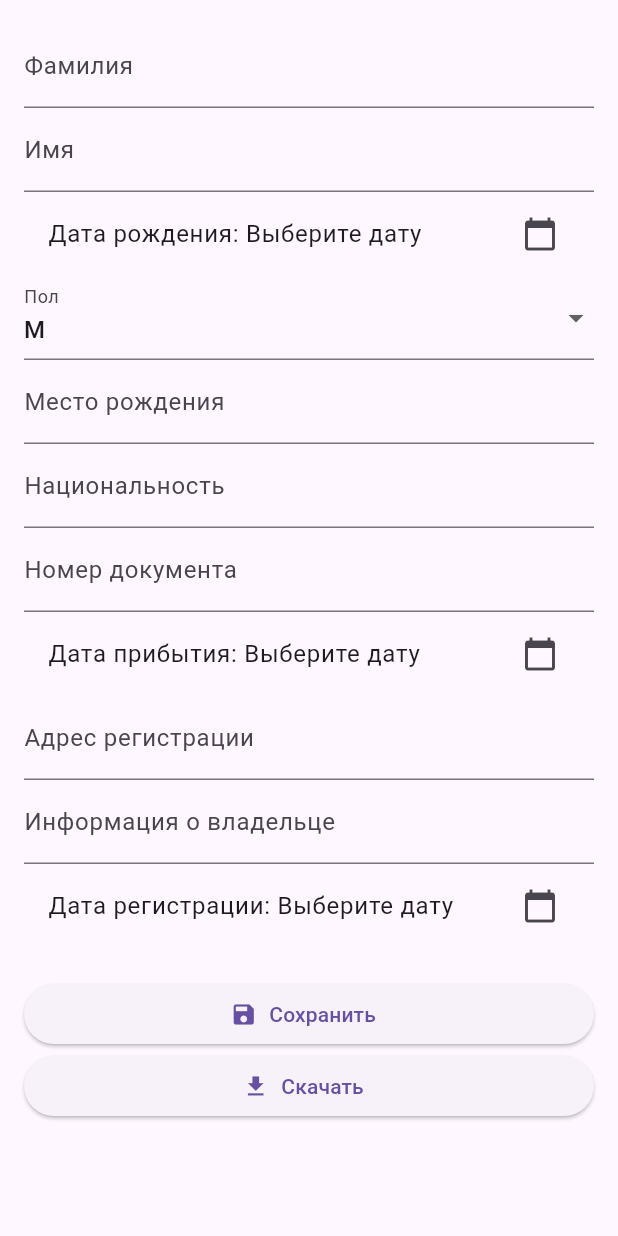
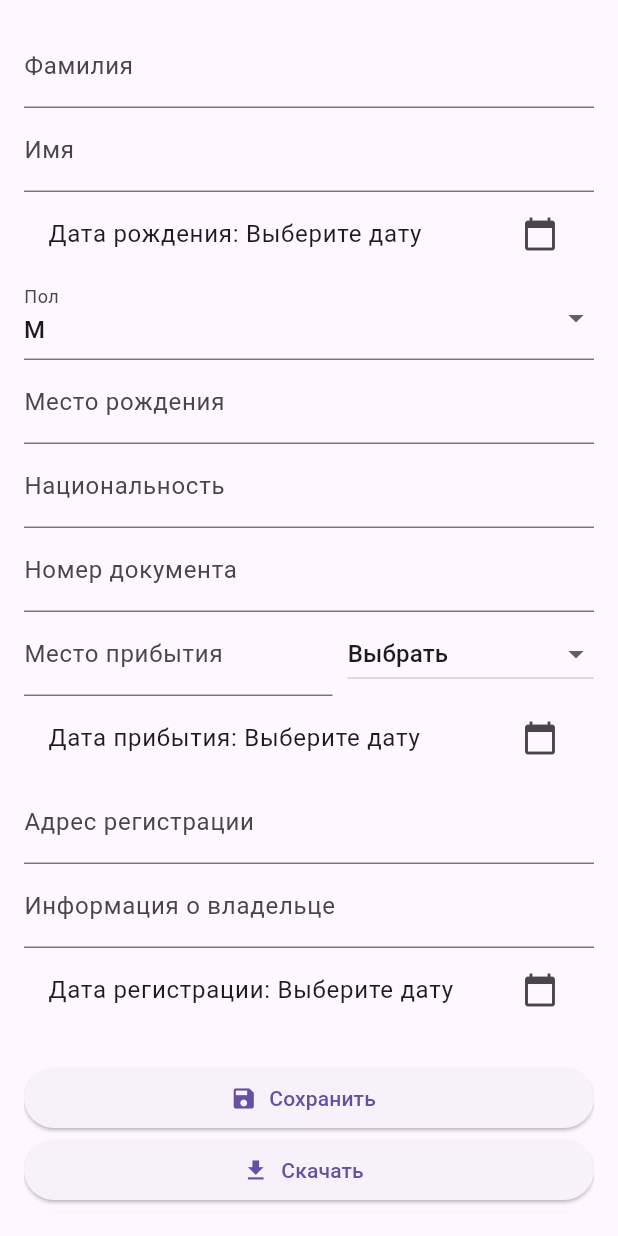
Before and after one commit to ialakey/srbguide, a Flutter app: the InformationForm screen opened directly, on a phone screen of 412 x 824 dp. Run offline on Flutter 3.47's test engine with Material 3 defaults, Android fonts, the light colour scheme and no system bars; our stand-ins replace open_file, share, shared_preferences, webview_flutter; missing offline and left inert: add_2_calendar, docx_template; accounts and stored records are empty.

Commit message:
add send and arrival place

```diff
--- a/lib/screens/calculator.dart
+++ b/lib/screens/calculator.dart
@@ -192,8 +192,8 @@ class _VisaFreeCalculatorState extends State<VisaFreeCalculator> {
   Event createCalendarEvent(DateTime noticeDate) {
     return Event(
       title: 'Визаран',
-      description: 'Нужно сделать визаран',
-      location: 'Flutter app',
+      description: 'Нужно сделать визаран до $exitDate',
+      location: 'Serbia guide',
       startDate: noticeDate,
       endDate: noticeDate.add(const Duration(hours: 1)),
       allDay: false,
--- a/lib/screens/white_cardboard.dart
+++ b/lib/screens/white_cardboard.dart
@@ -1,10 +1,12 @@
 import 'dart:io';
 
 import 'package:flutter/material.dart';
+import 'package:intl/intl.dart';
 import 'package:open_file/open_file.dart';
 import 'package:path_provider/path_provider.dart';
 import 'package:docx_template/docx_template.dart';
 import 'package:flutter/services.dart' show ByteData, Uint8List, rootBundle;
+import 'package:share/share.dart';
 import 'package:shared_preferences/shared_preferences.dart';
 import 'package:srbguide/utils/snackbar_utils.dart';
 
@@ -22,6 +24,7 @@ class _InformationFormState extends State<InformationForm> {
   final TextEditingController _documentNumberController = TextEditingController();
   final TextEditingController _addressController = TextEditingController();
   final TextEditingController _ownerInfoController = TextEditingController();
+  final TextEditingController _placeArrivalController = TextEditingController();
 
   DateTime? _dateOfBirth;
   DateTime? _arrivalDate;
@@ -29,6 +32,44 @@ class _InformationFormState extends State<InformationForm> {
 
   String _gender = 'M';
   List<String> _genderOptions = ['M', 'Ž'];
+  String _selectedValue = 'Выбрать';
+  List<String> locations = [
+    'Выбрать',
+    'Badovinci',
+    'Banatski Brestovac',
+    'Bačka Palanka',
+    'Bačka Petrovac',
+    'Bački Vinogradi',
+    'Bajmok',
+    'Bezdan',
+    'Bogovadja',
+    'Bolevec',
+    'Bosilegrad',
+    'Brodarevo',
+    'Bratunac',
+    'Budimpešta',
+    'Dimitrovgrad',
+    'Djala',
+    'Dobrinci',
+    'Đeneral Janković',
+    'Gostun',
+    'Ključ',
+    'Kopaonik',
+    'Kosjerić',
+    'Kosovo Polje',
+    'Novi Sad',
+    'Priboj',
+    'Sremska Raća',
+    'Surčin',
+    'Thermopile',
+    'Vrnjci',
+    'Vatin',
+    'Vlaole',
+    'Žabljak',
+    'Zagubica',
+    'Zaječar',
+    'Zrenjanin',
+    ];
 
   @override
   void initState() {
@@ -49,6 +90,7 @@ class _InformationFormState extends State<InformationForm> {
     String? dateOfBirthString = prefs.getString('dateOfBirth');
     String? arrivalDateString = prefs.getString('arrivalDate');
     String? registrationDateString = prefs.getString('registrationDate');
+    String? placeArrival = prefs.getString('placeArrival');
 
     if (surname != null) {
       setState(() {
@@ -100,6 +142,11 @@ class _InformationFormState extends State<InformationForm> {
         _registrationDate = DateTime.parse(registrationDateString);
       });
     }
+    if (placeArrival != null) {
+      setState(() {
+        _placeArrivalController.text = placeArrival;
+      });
+    }
   }
 
   _saveData() async {
@@ -111,6 +158,7 @@ class _InformationFormState extends State<InformationForm> {
     await prefs.setString('documentNumber', _documentNumberController.text);
     await prefs.setString('address', _addressController.text);
     await prefs.setString('ownerInfo', _ownerInfoController.text);
+    await prefs.setString('placeArrival', _placeArrivalController.text);
     if (_dateOfBirth != null) {
       await prefs.setString('dateOfBirth', _dateOfBirth!.toIso8601String());
     }
@@ -190,6 +238,8 @@ class _InformationFormState extends State<InformationForm> {
               TextFormField(
                 controller: _placeOfBirthController,
                 decoration: InputDecoration(labelText: 'Место рождения'),
+                maxLines: null,
+                keyboardType: TextInputType.multiline,
               ),
               TextFormField(
                 controller: _nationalityController,
@@ -199,6 +249,36 @@ class _InformationFormState extends State<InformationForm> {
                 keyboardType: TextInputType.number,
                 controller: _documentNumberController,
                 decoration: InputDecoration(labelText: 'Номер документа'),
+              ),
+              Row(
+                children: [
+                  Expanded(
+                    child: TextFormField(
+                      controller: _placeArrivalController,
+                      decoration: InputDecoration(labelText: 'Место прибытия'),
+                      maxLines: null,
+                      keyboardType: TextInputType.multiline,
+                    ),
+                  ),
+                  SizedBox(width: 10),
+                  DropdownButton<String>(
+                    value: _selectedValue,
+                    onChanged: (String? newValue) {
+                      if (newValue != null) {
+                        setState(() {
+                          _selectedValue = newValue;
+                          _placeArrivalController.text = newValue;
+                        });
+                      }
+                    },
+                    items: locations.map<DropdownMenuItem<String>>((String value) {
+                      return DropdownMenuItem<String>(
+                        value: value,
+                        child: Text(value),
+                      );
+                    }).toList(),
+                  ),
+                ],
               ),
               ListTile(
                 title: Text(
@@ -222,6 +302,8 @@ class _InformationFormState extends State<InformationForm> {
               TextFormField(
                 controller: _addressController,
                 decoration: InputDecoration(labelText: 'Адрес регистрации'),
+                maxLines: null,
+                keyboardType: TextInputType.multiline,
               ),
               TextFormField(
                 controller: _ownerInfoController,
@@ -268,16 +350,38 @@ class _InformationFormState extends State<InformationForm> {
                       'placeOfBirth': _placeOfBirthController.text,
                       'nationality': _nationalityController.text,
                       'documentNumber': _documentNumberController.text,
-                      'dateOfEntry': _arrivalDate.toString().split(' ')[0],
+                      'dateOfEntry': _arrivalDate.toString().split(' ')[0] + ' ' + _placeArrivalController.text,
                       'addressOfPlace': _addressController.text,
                       'landlordInformation': _ownerInfoController.text,
                       'dateOfRegistration': _registrationDate.toString().split(' ')[0],
                     };
-                    generateAndDownloadDocument(params);
+                    generateAndEventDocument(params, false);
                   }
                 },
                 icon: Icon(Icons.download),
                 label: Text('Скачать'),
+              ),
+              ElevatedButton.icon(
+                onPressed: () {
+                  if (_formKey.currentState!.validate()) {
+                    final params = {
+                      'surname': _surnameController.text,
+                      'name': _nameController.text,
+                      'dateOfBirth': _dateOfBirth!.toString().split(' ')[0],
+                      'sex': _gender,
+                      'placeOfBirth': _placeOfBirthController.text,
+                      'nationality': _nationalityController.text,
+                      'documentNumber': _documentNumberController.text,
+                      'dateOfEntry': _arrivalDate.toString().split(' ')[0] + ' ' + _placeArrivalController.text,
+                      'addressOfPlace': _addressController.text,
+                      'landlordInformation': _ownerInfoController.text,
+                      'dateOfRegistration': _registrationDate.toString().split(' ')[0],
+                    };
+                    generateAndEventDocument(params, true);
+                  }
+                },
+                icon: Icon(Icons.send),
+                label: Text('Отправить'),
               ),
             ],
           ),
@@ -286,7 +390,7 @@ class _InformationFormState extends State<InformationForm> {
     );
   }
 
-  Future<void> generateAndDownloadDocument(Map<String, Object?> params) async {
+  Future<void> generateAndEventDocument(Map<String, Object?> params, bool isSend) async {
     final ByteData templateData = await rootBundle.load('assets/cardboard.docx');
     final Uint8List templateBytes = templateData.buffer.asUint8List();
 
@@ -299,11 +403,17 @@ class _InformationFormState extends State<InformationForm> {
 
     final generatedDoc = await docx.generate(content);
 
+    DateTime now = DateTime.now();
+    String formattedDate = DateFormat('yyyy-MM-dd').format(now);
     final directory = await getTemporaryDirectory();
-    final outputFilePath = '${directory.path}/cardboard.docx';
+    final outputFilePath = '${directory.path}/Белый картон от $formattedDate.docx';
     final outputFile = File(outputFilePath);
     await outputFile.writeAsBytes(generatedDoc!);
 
-    OpenFile.open(outputFile.path);
+    if (isSend) {
+      Share.shareFiles([outputFile.path], text: 'Белый картон от $formattedDate');
+    } else {
+      OpenFile.open(outputFile.path);
+    }
   }
 }
--- a/pubspec.yaml
+++ b/pubspec.yaml
@@ -21,6 +21,7 @@ dependencies:
   url_launcher: ^6.0.12
   shared_preferences: ^2.0.8
   add_2_calendar: ^3.0.1
+  share: ^2.0.4
 
 dev_dependencies:
   flutter_test:
```
Also changed, not shown: pubspec.lock.
